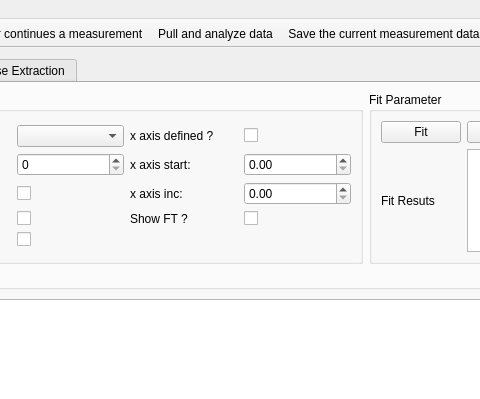
First picture: the form in gui/pulsed/ui_pulsed_maingui.ui, repository Ulm-IQO/qudi, before the edit; both pictures show x 360 to 840 and y 0 to 399 of the 1009 by 906 pixel window.
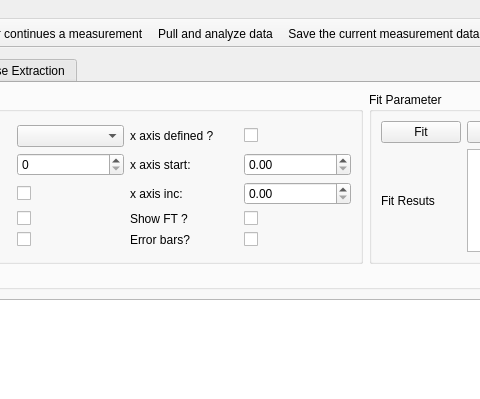
Second picture: the form after the edit. The open tabs and pages were chosen to show the change. Icons and pictures are not drawn. Custom widgets are drawn as their Qt base class.

Commit message: added error_bar checkbox (not working yet) and started testing of x-axis renaming

```diff
--- a/gui/pulsed/ui_pulsed_maingui.ui
+++ b/gui/pulsed/ui_pulsed_maingui.ui
@@ -334,6 +334,20 @@
                    </property>
                   </widget>
                  </item>
+                 <item row="4" column="2">
+                  <widget class="QLabel" name="show_errorbars_Label">
+                   <property name="text">
+                    <string>Error bars?</string>
+                   </property>
+                  </widget>
+                 </item>
+                 <item row="4" column="3">
+                  <widget class="QCheckBox" name="ana_param_error_bars_CheckBox">
+                   <property name="text">
+                    <string/>
+                   </property>
+                  </widget>
+                 </item>
                 </layout>
                </item>
               </layout>
```
Left out of the diff: 2 changed lines with no effect on the pictures. The commit also changes 1 other file.
